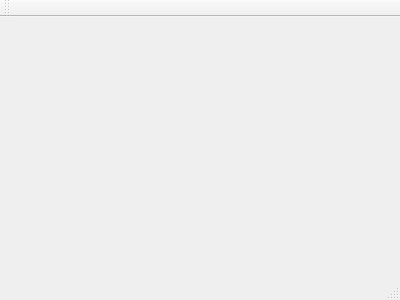
Old version of the form space-tracker-app/mainwindow.ui in the repository BorodinDmitriy/SpaceTracker.
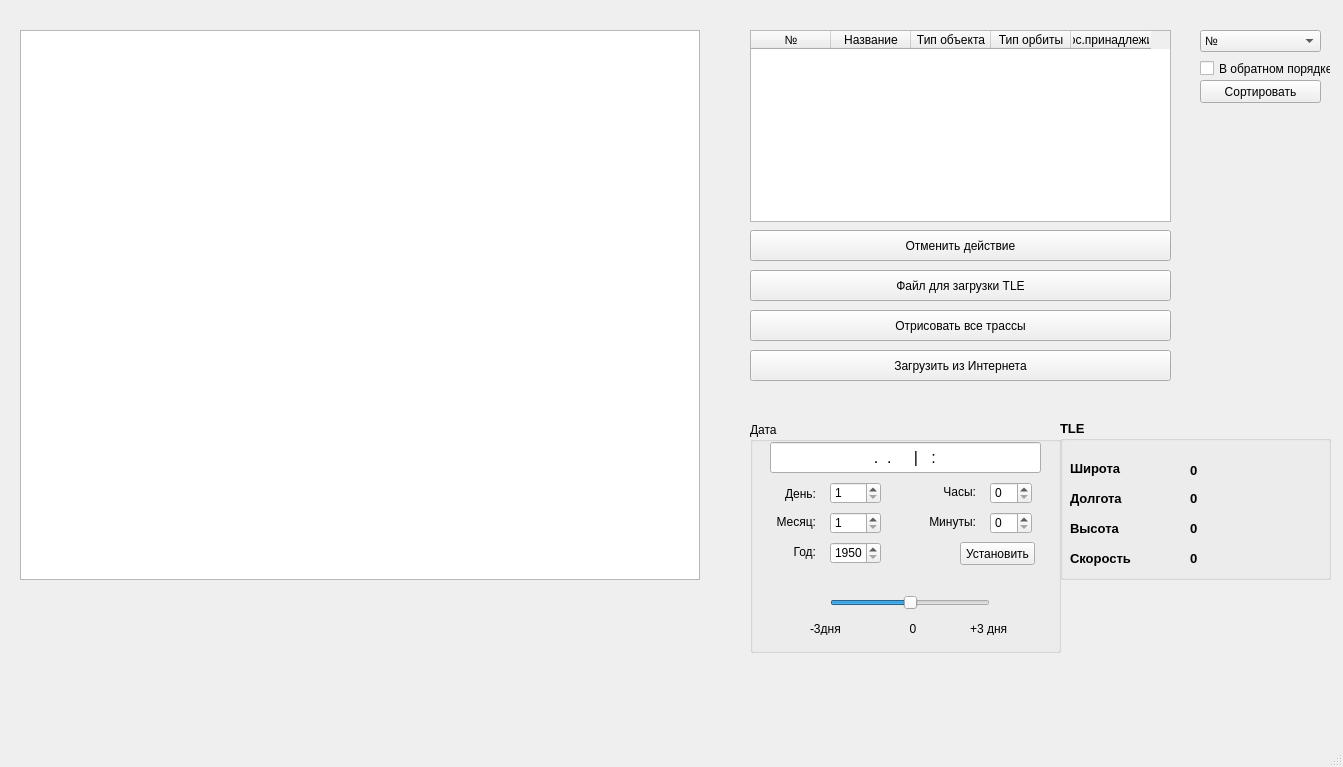
New version of the form. Custom widgets are drawn as their Qt base class.

```diff
--- a/space-tracker-app/mainwindow.ui
+++ b/space-tracker-app/mainwindow.ui
@@ -1,24 +1,623 @@
 <ui version="4.0">
  <class>MainWindow</class>
- <widget class="QMainWindow" name="MainWindow" >
-  <property name="geometry" >
+ <widget class="QMainWindow" name="MainWindow">
+  <property name="geometry">
    <rect>
     <x>0</x>
     <y>0</y>
-    <width>400</width>
-    <height>300</height>
+    <width>1343</width>
+    <height>767</height>
    </rect>
   </property>
   <property name="windowTitle" >
    <string>MainWindow</string>
   </property>
-  <widget class="QMenuBar" name="menuBar" />
-  <widget class="QToolBar" name="mainToolBar" />
-  <widget class="QWidget" name="centralWidget" />
-  <widget class="QStatusBar" name="statusBar" />
+  <widget class="QWidget" name="centralWidget">
+   <widget class="QTableWidget" name="informationTable">
+    <property name="geometry">
+     <rect>
+      <x>750</x>
+      <y>30</y>
+      <width>421</width>
+      <height>192</height>
+     </rect>
+    </property>
+    <property name="rowCount">
+     <number>0</number>
+    </property>
+    <attribute name="horizontalHeaderDefaultSectionSize">
+     <number>80</number>
+    </attribute>
+    <column>
+     <property name="text">
+      <string>№</string>
+     </property>
+    </column>
+    <column>
+     <property name="text">
+      <string>Название</string>
+     </property>
+    </column>
+    <column>
+     <property name="text">
+      <string>Тип объекта</string>
+     </property>
+    </column>
+    <column>
+     <property name="text">
+      <string>Тип орбиты</string>
+     </property>
+    </column>
+    <column>
+     <property name="text">
+      <string>Гос.принадлежит</string>
+     </property>
+    </column>
+   </widget>
+   <widget class="QPushButton" name="buttonRevert">
+    <property name="geometry">
+     <rect>
+      <x>750</x>
+      <y>230</y>
+      <width>421</width>
+      <height>31</height>
+     </rect>
+    </property>
+    <property name="text">
+     <string>Отменить действие</string>
+    </property>
+   </widget>
+   <widget class="QGroupBox" name="infoTLE">
+    <property name="geometry">
+     <rect>
+      <x>1060</x>
+      <y>420</y>
+      <width>271</width>
+      <height>160</height>
+     </rect>
+    </property>
+    <property name="font">
+     <font>
+      <pointsize>10</pointsize>
+      <weight>75</weight>
+      <bold>true</bold>
+     </font>
+    </property>
+    <property name="title">
+     <string>TLE</string>
+    </property>
+    <widget class="QLabel" name="labelLatitude">
+     <property name="geometry">
+      <rect>
+       <x>10</x>
+       <y>40</y>
+       <width>61</width>
+       <height>16</height>
+      </rect>
+     </property>
+     <property name="text">
+      <string>Широта</string>
+     </property>
+    </widget>
+    <widget class="QLabel" name="labelLongitude">
+     <property name="geometry">
+      <rect>
+       <x>10</x>
+       <y>70</y>
+       <width>61</width>
+       <height>16</height>
+      </rect>
+     </property>
+     <property name="text">
+      <string>Долгота</string>
+     </property>
+    </widget>
+    <widget class="QLabel" name="labelAltitude">
+     <property name="geometry">
+      <rect>
+       <x>10</x>
+       <y>100</y>
+       <width>61</width>
+       <height>16</height>
+      </rect>
+     </property>
+     <property name="text">
+      <string>Высота</string>
+     </property>
+    </widget>
+    <widget class="QLabel" name="labelVelocity">
+     <property name="geometry">
+      <rect>
+       <x>10</x>
+       <y>130</y>
+       <width>71</width>
+       <height>16</height>
+      </rect>
+     </property>
+     <property name="text">
+      <string>Скорость</string>
+     </property>
+    </widget>
+    <widget class="QLabel" name="valueLatitude">
+     <property name="geometry">
+      <rect>
+       <x>130</x>
+       <y>40</y>
+       <width>131</width>
+       <height>20</height>
+      </rect>
+     </property>
+     <property name="text">
+      <string>0</string>
+     </property>
+    </widget>
+    <widget class="QLabel" name="valueLongitude">
+     <property name="geometry">
+      <rect>
+       <x>130</x>
+       <y>70</y>
+       <width>131</width>
+       <height>16</height>
+      </rect>
+     </property>
+     <property name="text">
+      <string>0</string>
+     </property>
+    </widget>
+    <widget class="QLabel" name="valueAltitude">
+     <property name="geometry">
+      <rect>
+       <x>130</x>
+       <y>100</y>
+       <width>131</width>
+       <height>16</height>
+      </rect>
+     </property>
+     <property name="text">
+      <string>0</string>
+     </property>
+    </widget>
+    <widget class="QLabel" name="valueVelocity">
+     <property name="geometry">
+      <rect>
+       <x>130</x>
+       <y>130</y>
+       <width>131</width>
+       <height>16</height>
+      </rect>
+     </property>
+     <property name="text">
+      <string>0</string>
+     </property>
+    </widget>
+   </widget>
+   <widget class="QPushButton" name="fileSelect">
+    <property name="geometry">
+     <rect>
+      <x>750</x>
+      <y>270</y>
+      <width>421</width>
+      <height>31</height>
+     </rect>
+    </property>
+    <property name="text">
+     <string>Файл для загрузки TLE</string>
+    </property>
+   </widget>
+   <widget class="MyGraphicsView" name="fieldDraw">
+    <property name="geometry">
+     <rect>
+      <x>20</x>
+      <y>30</y>
+      <width>680</width>
+      <height>550</height>
+     </rect>
+    </property>
+   </widget>
+   <widget class="QGroupBox" name="timeSrtup">
+    <property name="geometry">
+     <rect>
+      <x>750</x>
+      <y>422</y>
+      <width>311</width>
+      <height>231</height>
+     </rect>
+    </property>
+    <property name="title">
+     <string>Дата</string>
+    </property>
+    <widget class="QSpinBox" name="boxDay">
+     <property name="geometry">
+      <rect>
+       <x>80</x>
+       <y>60</y>
+       <width>51</width>
+       <height>22</height>
+      </rect>
+     </property>
+     <property name="minimum">
+      <number>1</number>
+     </property>
+     <property name="maximum">
+      <number>31</number>
+     </property>
+    </widget>
+    <widget class="QLineEdit" name="dateTime">
+     <property name="geometry">
+      <rect>
+       <x>20</x>
+       <y>20</y>
+       <width>271</width>
+       <height>31</height>
+      </rect>
+     </property>
+     <property name="font">
+      <font>
+       <pointsize>12</pointsize>
+      </font>
+     </property>
+     <property name="inputMask">
+      <string>00.00.0000 | 00:00</string>
+     </property>
+     <property name="alignment">
+      <set>Qt::AlignCenter</set>
+     </property>
+     <property name="dragEnabled">
+      <bool>false</bool>
+     </property>
+     <property name="readOnly">
+      <bool>true</bool>
+     </property>
+    </widget>
+    <widget class="QSpinBox" name="boxMonth">
+     <property name="geometry">
+      <rect>
+       <x>80</x>
+       <y>90</y>
+       <width>51</width>
+       <height>22</height>
+      </rect>
+     </property>
+     <property name="minimum">
+      <number>1</number>
+     </property>
+     <property name="maximum">
+      <number>12</number>
+     </property>
+    </widget>
+    <widget class="QSpinBox" name="boxYear">
+     <property name="geometry">
+      <rect>
+       <x>80</x>
+       <y>120</y>
+       <width>51</width>
+       <height>22</height>
+      </rect>
+     </property>
+     <property name="minimum">
+      <number>1950</number>
+     </property>
+     <property name="maximum">
+      <number>3000</number>
+     </property>
+    </widget>
+    <widget class="QSpinBox" name="boxHour">
+     <property name="geometry">
+      <rect>
+       <x>240</x>
+       <y>60</y>
+       <width>42</width>
+       <height>22</height>
+      </rect>
+     </property>
+     <property name="maximum">
+      <number>23</number>
+     </property>
+    </widget>
+    <widget class="QSpinBox" name="boxMinute">
+     <property name="geometry">
+      <rect>
+       <x>240</x>
+       <y>90</y>
+       <width>42</width>
+       <height>22</height>
+      </rect>
+     </property>
+     <property name="maximum">
+      <number>59</number>
+     </property>
+    </widget>
+    <widget class="QPushButton" name="setupTime">
+     <property name="geometry">
+      <rect>
+       <x>210</x>
+       <y>120</y>
+       <width>75</width>
+       <height>23</height>
+      </rect>
+     </property>
+     <property name="text">
+      <string>Установить</string>
+     </property>
+    </widget>
+    <widget class="QSlider" name="changeTime">
+     <property name="geometry">
+      <rect>
+       <x>80</x>
+       <y>170</y>
+       <width>160</width>
+       <height>22</height>
+      </rect>
+     </property>
+     <property name="maximum">
+      <number>144</number>
+     </property>
+     <property name="sliderPosition">
+      <number>72</number>
+     </property>
+     <property name="tracking">
+      <bool>true</bool>
+     </property>
+     <property name="orientation">
+      <enum>Qt::Horizontal</enum>
+     </property>
+    </widget>
+    <widget class="QLabel" name="labelminus3">
+     <property name="geometry">
+      <rect>
+       <x>60</x>
+       <y>200</y>
+       <width>46</width>
+       <height>13</height>
+      </rect>
+     </property>
+     <property name="text">
+      <string>-3дня</string>
+     </property>
+    </widget>
+    <widget class="QLabel" name="labelplus3">
+     <property name="geometry">
+      <rect>
+       <x>220</x>
+       <y>200</y>
+       <width>46</width>
+       <height>13</height>
+      </rect>
+     </property>
+     <property name="text">
+      <string>+3 дня</string>
+     </property>
+    </widget>
+    <widget class="QLabel" name="currentValue">
+     <property name="geometry">
+      <rect>
+       <x>140</x>
+       <y>200</y>
+       <width>46</width>
+       <height>13</height>
+      </rect>
+     </property>
+     <property name="text">
+      <string>0</string>
+     </property>
+     <property name="alignment">
+      <set>Qt::AlignCenter</set>
+     </property>
+    </widget>
+    <widget class="QLabel" name="labelDay">
+     <property name="geometry">
+      <rect>
+       <x>20</x>
+       <y>62</y>
+       <width>46</width>
+       <height>20</height>
+      </rect>
+     </property>
+     <property name="font">
+      <font>
+       <pointsize>9</pointsize>
+      </font>
+     </property>
+     <property name="text">
+      <string>День:</string>
+     </property>
+     <property name="alignment">
+      <set>Qt::AlignRight|Qt::AlignTrailing|Qt::AlignVCenter</set>
+     </property>
+    </widget>
+    <widget class="QLabel" name="labelMonth">
+     <property name="geometry">
+      <rect>
+       <x>20</x>
+       <y>90</y>
+       <width>46</width>
+       <height>20</height>
+      </rect>
+     </property>
+     <property name="font">
+      <font>
+       <pointsize>9</pointsize>
+      </font>
+     </property>
+     <property name="text">
+      <string>Месяц:</string>
+     </property>
+     <property name="alignment">
+      <set>Qt::AlignRight|Qt::AlignTrailing|Qt::AlignVCenter</set>
+     </property>
+    </widget>
+    <widget class="QLabel" name="labelYear">
+     <property name="geometry">
+      <rect>
+       <x>20</x>
+       <y>120</y>
+       <width>46</width>
+       <height>20</height>
+      </rect>
+     </property>
+     <property name="font">
+      <font>
+       <pointsize>9</pointsize>
+      </font>
+     </property>
+     <property name="text">
+      <string>Год:</string>
+     </property>
+     <property name="alignment">
+      <set>Qt::AlignRight|Qt::AlignTrailing|Qt::AlignVCenter</set>
+     </property>
+    </widget>
+    <widget class="QLabel" name="labelHour">
+     <property name="geometry">
+      <rect>
+       <x>180</x>
+       <y>60</y>
+       <width>46</width>
+       <height>20</height>
+      </rect>
+     </property>
+     <property name="font">
+      <font>
+       <pointsize>9</pointsize>
+      </font>
+     </property>
+     <property name="text">
+      <string>Часы:</string>
+     </property>
+     <property name="alignment">
+      <set>Qt::AlignRight|Qt::AlignTrailing|Qt::AlignVCenter</set>
+     </property>
+    </widget>
+    <widget class="QLabel" name="labelMinute">
+     <property name="geometry">
+      <rect>
+       <x>180</x>
+       <y>90</y>
+       <width>46</width>
+       <height>20</height>
+      </rect>
+     </property>
+     <property name="font">
+      <font>
+       <pointsize>9</pointsize>
+      </font>
+     </property>
+     <property name="text">
+      <string>Минуты:</string>
+     </property>
+     <property name="alignment">
+      <set>Qt::AlignRight|Qt::AlignTrailing|Qt::AlignVCenter</set>
+     </property>
+    </widget>
+   </widget>
+   <widget class="QComboBox" name="orderBox">
+    <property name="geometry">
+     <rect>
+      <x>1200</x>
+      <y>30</y>
+      <width>121</width>
+      <height>22</height>
+     </rect>
+    </property>
+    <item>
+     <property name="text">
+      <string>№</string>
+     </property>
+    </item>
+    <item>
+     <property name="text">
+      <string>Название</string>
+     </property>
+    </item>
+    <item>
+     <property name="text">
+      <string>Тип объекта</string>
+     </property>
+    </item>
+    <item>
+     <property name="text">
+      <string>Тип орбиты</string>
+     </property>
+    </item>
+    <item>
+     <property name="text">
+      <string>Гос. принадлежность</string>
+     </property>
+    </item>
+   </widget>
+   <widget class="QPushButton" name="sortButton">
+    <property name="geometry">
+     <rect>
+      <x>1200</x>
+      <y>80</y>
+      <width>121</width>
+      <height>23</height>
+     </rect>
+    </property>
+    <property name="text">
+     <string>Сортировать</string>
+    </property>
+   </widget>
+   <widget class="QCheckBox" name="orderBoxType">
+    <property name="geometry">
+     <rect>
+      <x>1200</x>
+      <y>60</y>
+      <width>131</width>
+      <height>17</height>
+     </rect>
+    </property>
+    <property name="text">
+     <string>В обратном порядке</string>
+    </property>
+   </widget>
+   <widget class="QPushButton" name="drawButtonAllTrace">
+    <property name="geometry">
+     <rect>
+      <x>750</x>
+      <y>310</y>
+      <width>421</width>
+      <height>31</height>
+     </rect>
+    </property>
+    <property name="text">
+     <string>Отрисовать все трассы</string>
+    </property>
+   </widget>
+   <widget class="QPushButton" name="loadButtonInternet">
+    <property name="geometry">
+     <rect>
+      <x>750</x>
+      <y>350</y>
+      <width>421</width>
+      <height>31</height>
+     </rect>
+    </property>
+    <property name="text">
+     <string>Загрузить из Интернета</string>
+    </property>
+   </widget>
+  </widget>
+  <widget class="QMenuBar" name="menuBar">
+   <property name="geometry">
+    <rect>
+     <x>0</x>
+     <y>0</y>
+     <width>1343</width>
+     <height>26</height>
+    </rect>
+   </property>
+  </widget>
+  <widget class="QStatusBar" name="statusBar"/>
  </widget>
- <layoutDefault spacing="6" margin="11" />
- <pixmapfunction></pixmapfunction>
+ <layoutdefault spacing="6" margin="11"/>
+ <customwidgets>
+  <customwidget>
+   <class>MyGraphicsView</class>
+   <extends>QGraphicsView</extends>
+   <header>graphicsview_2.h</header>
+  </customwidget>
+ </customwidgets>
  <resources/>
  <connections/>
 </ui>
```
Left out of the diff: 3 changed lines with no effect on the pictures.
